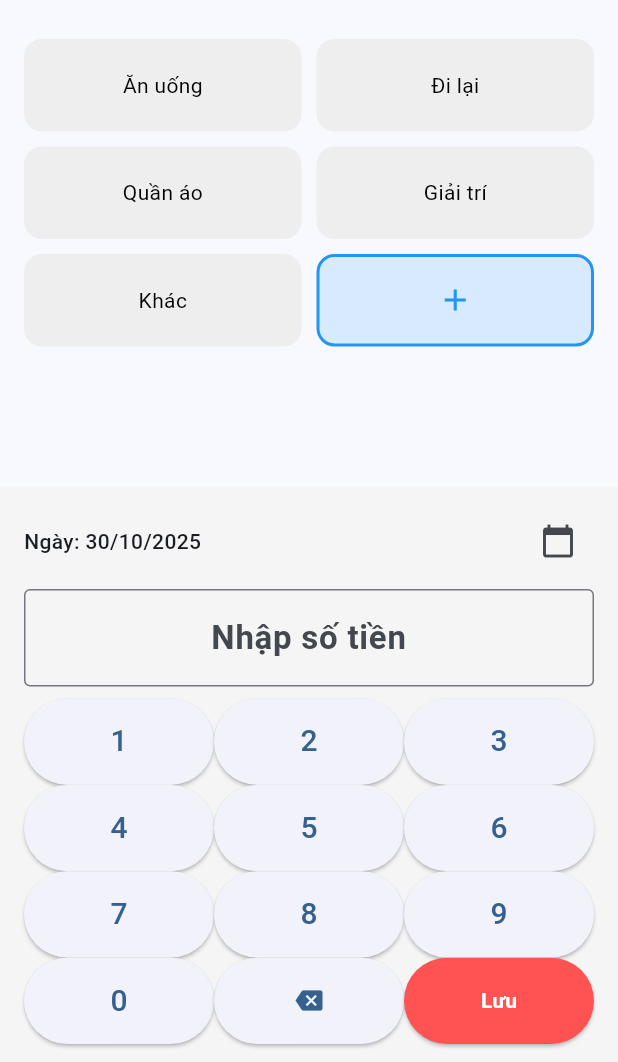
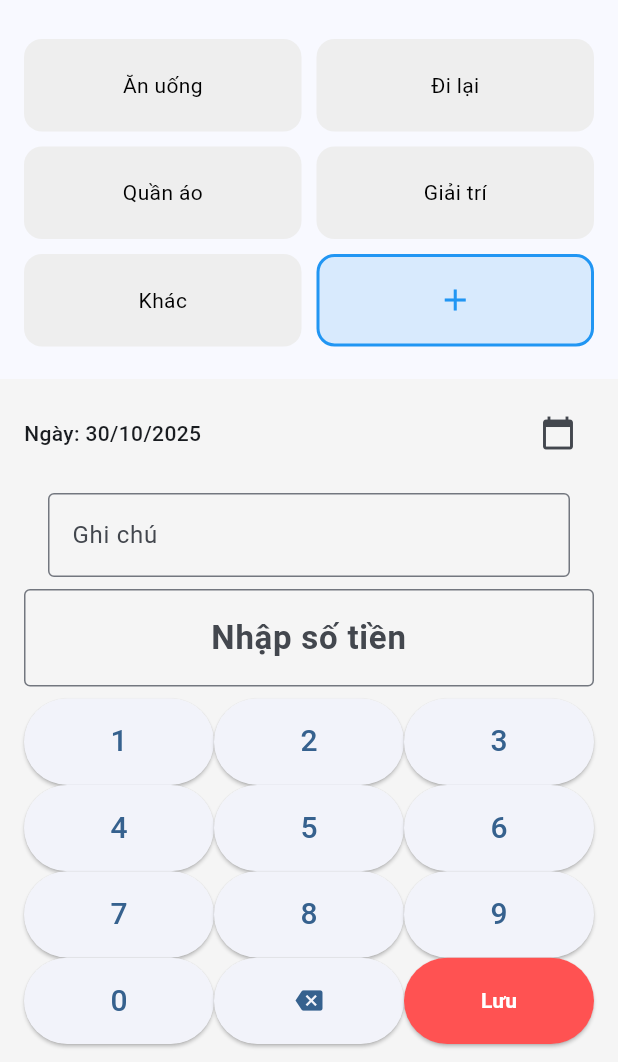
Before and after one commit to lnmahvan/QLCT, a Flutter app: the TransactionAddScreen screen opened directly, on a phone screen of 412 x 824 dp, the part 174-1236 px from its top. Run offline on Flutter 3.47's test engine with Material 3 defaults, Android fonts, the phone set to English and light mode, and no system bars; our stand-ins replace fl_chart, shared_preferences; accounts and stored records are empty.

Commit message:
add note

```diff
--- a/lib/models/expense_model.dart
+++ b/lib/models/expense_model.dart
@@ -38,6 +38,7 @@ class ExpenseModel extends ChangeNotifier {
     String note = '',
     required String category,
     DateTime? date,
+
   }) {
     final item = TransactionItem(
       type: type,
@@ -45,6 +46,7 @@ class ExpenseModel extends ChangeNotifier {
       note: note,
       category: category,
       date: date ?? DateTime.now(),
+
     );
 
     _transactions.add(item);
--- a/lib/screens/transaction_add_screen.dart
+++ b/lib/screens/transaction_add_screen.dart
@@ -14,10 +14,13 @@ class TransactionAddScreen extends StatefulWidget {
 class _TransactionAddScreenState extends State<TransactionAddScreen> {
   List<String> customExpenseCategories = [];
   List<String> customIncomeCategories = [];
+
   bool isExpense = true;
   String selectedCategory = '';
   DateTime selectedDate = DateTime.now();
   final TextEditingController _amountController = TextEditingController();
+  final TextEditingController _noteController =
+      TextEditingController(); // 🆕 thêm dòng này
 
   final expenseCategories = [
     'Ăn uống',
@@ -37,14 +40,19 @@ class _TransactionAddScreenState extends State<TransactionAddScreen> {
   Future<void> _loadCustomCategories() async {
     final prefs = await SharedPreferences.getInstance();
     setState(() {
-    customExpenseCategories = prefs.getStringList('customExpenseCategories') ?? [];
-    customIncomeCategories = prefs.getStringList('customIncomeCategories') ?? [];
+      customExpenseCategories =
+          prefs.getStringList('customExpenseCategories') ?? [];
+      customIncomeCategories =
+          prefs.getStringList('customIncomeCategories') ?? [];
     });
   }
 
   Future<void> _saveCustomCategories() async {
     final prefs = await SharedPreferences.getInstance();
-  await prefs.setStringList('customExpenseCategories', customExpenseCategories);
+    await prefs.setStringList(
+      'customExpenseCategories',
+      customExpenseCategories,
+    );
     await prefs.setStringList('customIncomeCategories', customIncomeCategories);
   }
 
@@ -115,6 +123,7 @@ Future<void> _saveCustomCategories() async {
     );
   }
 
+  // 🆕 hàm lưu giao dịch
   void _saveTransaction() {
     if (_amountController.text.isEmpty || selectedCategory.isEmpty) {
       ScaffoldMessenger.of(context).showSnackBar(
@@ -125,12 +134,14 @@ Future<void> _saveCustomCategories() async {
 
     final expense = Provider.of<ExpenseModel>(context, listen: false);
     final double amount = double.tryParse(_amountController.text) ?? 0;
+    final note = _noteController.text.trim(); // 🆕 lấy ghi chú
 
     expense.addTransaction(
       type: isExpense ? 'expense' : 'income',
       amount: amount,
       category: selectedCategory,
       date: selectedDate,
+      note: note, // 🆕 thêm ghi chú vào model
     );
 
     ScaffoldMessenger.of(
@@ -257,7 +268,22 @@ Future<void> _saveCustomCategories() async {
                   ],
                 ),
                 const SizedBox(height: 8),
-
+                // 🆕 Ô nhập ghi chú
+                Padding(
+                  padding: const EdgeInsets.symmetric(
+                    horizontal: 16.0,
+                    vertical: 8.0,
+                  ),
+                  child: TextField(
+                    controller: _noteController,
+                    decoration: const InputDecoration(
+                      labelText: 'Ghi chú',
+                      border: OutlineInputBorder(),
+                      hintText: 'Nhập ghi chú (tùy chọn)',
+                    ),
+                    maxLines: 1,
+                  ),
+                ),
                 // Ô hiển thị số tiền
                 TextField(
                   controller: _amountController,
```
Lines whose indentation alone changed are shown as unchanged.
